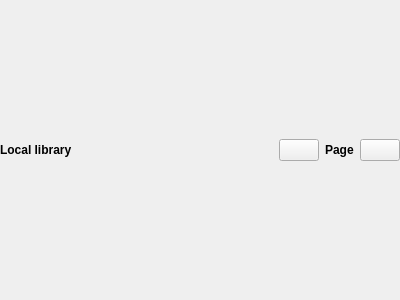
Before: the Qt Designer form locallibrarywidget.ui in Quill-OS/quill, drawn with Qt 5.
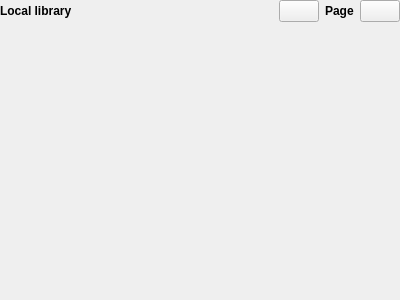
After: the same form once the commit is applied.

Commit message: Local library: Functional improvements

What changed in the file:
```diff
--- a/locallibrarywidget.ui
+++ b/locallibrarywidget.ui
@@ -84,6 +84,19 @@
      </property>
     </layout>
    </item>
+   <item>
+    <spacer name="verticalSpacer">
+     <property name="orientation">
+      <enum>Qt::Vertical</enum>
+     </property>
+     <property name="sizeHint" stdset="0">
+      <size>
+       <width>20</width>
+       <height>40</height>
+      </size>
+     </property>
+    </spacer>
+   </item>
   </layout>
  </widget>
  <resources/>
```
The commit also changes 2 other files.
